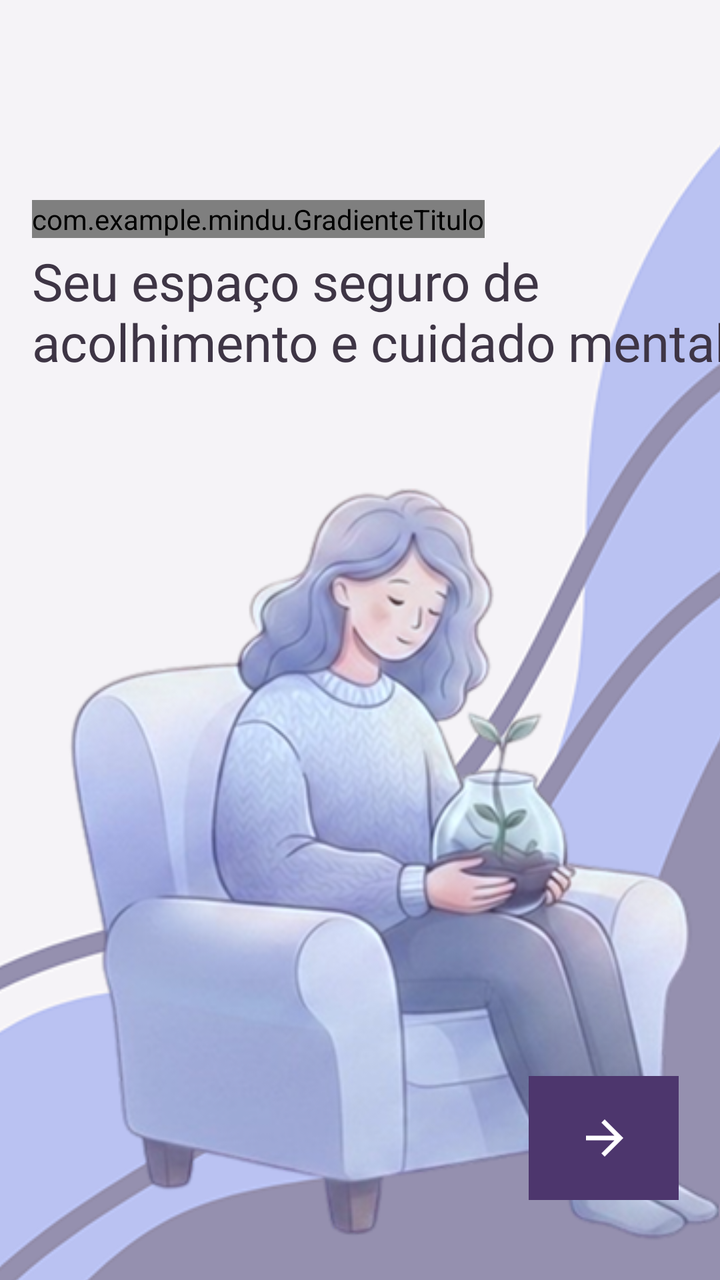
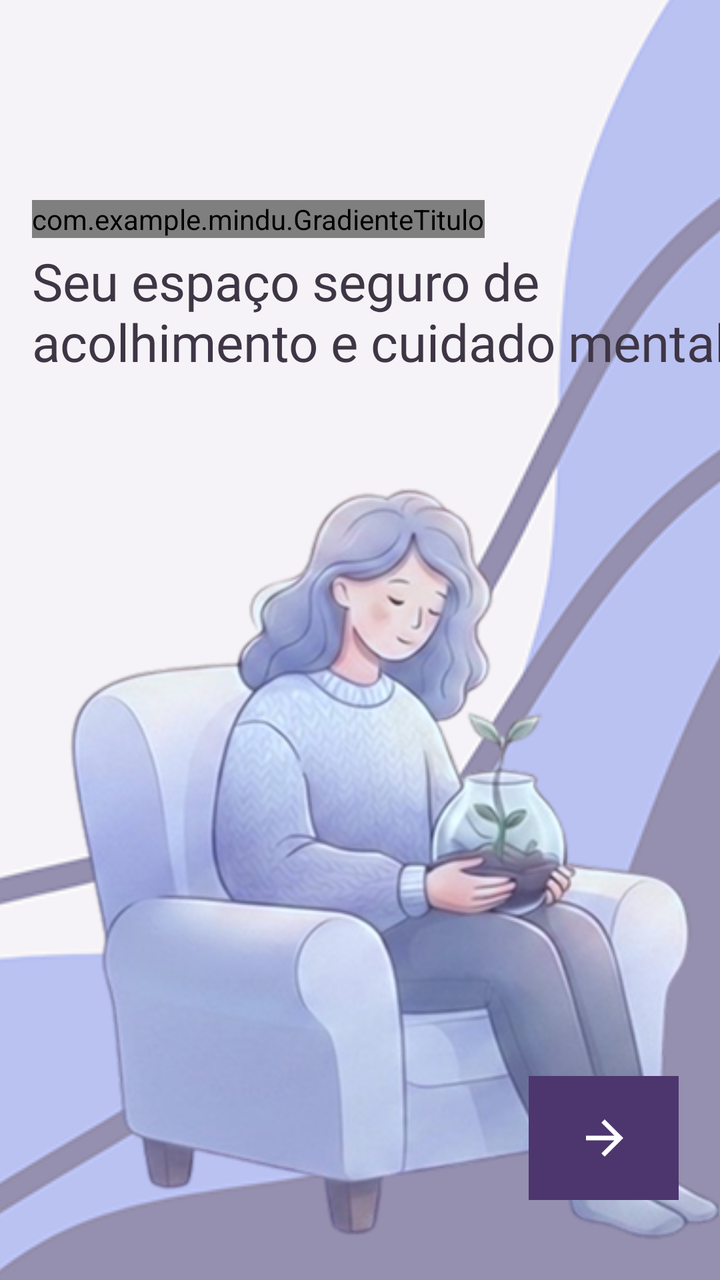

An Android layout rendered at two revisions. The XML below is the earlier revision; the diff shows what the commit changed to produce the second picture.
<!-- AndroidManifest.xml: application theme Theme.MindU -->
<!-- res/layout/activity_tela_inicio.xml -->
<?xml version="1.0" encoding="utf-8"?>
<androidx.constraintlayout.widget.ConstraintLayout xmlns:android="http://schemas.android.com/apk/res/android"
    xmlns:app="http://schemas.android.com/apk/res-auto"
    xmlns:tools="http://schemas.android.com/tools"
    android:id="@+id/main"
    android:layout_width="match_parent"
    android:layout_height="match_parent"
    android:background="#F3F1F5"
    android:pointerIcon="none"
    tools:context=".TelaInicio">


    <ImageView
        android:id="@+id/imageView2"
        android:layout_width="564dp"
        android:layout_height="916dp"
        android:scaleType="centerCrop"
        app:layout_constraintBottom_toBottomOf="parent"
        app:layout_constraintEnd_toEndOf="parent"
        app:layout_constraintHorizontal_bias="0.818"
        app:layout_constraintStart_toStartOf="parent"
        app:layout_constraintTop_toTopOf="parent"
        app:layout_constraintVertical_bias="1.0"
        app:srcCompat="@drawable/nova_cole__o_story_do_instagram_bege_marrom_6" />

    <ImageView
        android:id="@+id/imageView3"
        android:layout_width="360dp"
        android:layout_height="423dp"
        app:layout_constraintBottom_toBottomOf="parent"
        app:layout_constraintEnd_toEndOf="parent"
        app:layout_constraintHorizontal_bias="0.238"
        app:layout_constraintStart_toStartOf="parent"
        app:layout_constraintTop_toBottomOf="@+id/textView2"
        app:layout_constraintVertical_bias="0.298"
        app:srcCompat="@drawable/gemini_generated_image_540zhb540zhb540z_removebg_preview_1" />


    <com.example.mindu.GradienteTitulo
        android:id="@+id/titulo"
        android:layout_width="wrap_content"
        android:layout_height="wrap_content"
        android:layout_marginStart="16dp"
        android:layout_marginTop="100dp"
        android:fontFamily="@font/lora_bold"
        android:text="MindU"
        android:textSize="64sp"
        app:layout_constraintStart_toStartOf="parent"
        app:layout_constraintTop_toTopOf="parent" />

    <TextView
        android:id="@+id/textView2"
        android:layout_width="383dp"
        android:layout_height="99dp"
        android:layout_marginTop="4dp"
        android:layout_marginEnd="32dp"
        android:fontFamily="@font/plus_jakarta_sans_light"
        android:text="Seu espaço seguro de acolhimento e cuidado mental."
        android:textColor="#3E3545"
        android:textSize="26sp"
        app:layout_constraintEnd_toEndOf="parent"
        app:layout_constraintHorizontal_bias="0.0"
        app:layout_constraintStart_toStartOf="@+id/titulo"
        app:layout_constraintTop_toBottomOf="@+id/titulo" />

    <Button
        android:id="@+id/btnProx"
        android:layout_width="75dp"
        android:layout_height="70dp"
        android:layout_marginBottom="36dp"
        android:backgroundTint="#4d366d"
        android:isScrollContainer="false"
        android:pointerIcon="none"
        app:cornerRadius="@android:dimen/config_shapeCornerRadiusMedium"
        app:icon="@drawable/baseline_arrow_forward_24"
        app:iconGravity="start"
        app:iconSize="28dp"
        app:iconTintMode="multiply"
        app:layout_constraintBottom_toBottomOf="parent"
        app:layout_constraintEnd_toEndOf="parent"
        app:layout_constraintHorizontal_bias="0.928"
        app:layout_constraintStart_toStartOf="parent" />

</androidx.constraintlayout.widget.ConstraintLayout>
<!-- resources referenced by this layout -->
<resources>
  <!-- drawable baseline_arrow_forward_24 (drawable) -->
  <vector xmlns:android="http://schemas.android.com/apk/res/android" android:autoMirrored="true" android:height="24dp" android:tint="#F5F3F7" android:viewportHeight="24" android:viewportWidth="24" android:width="24dp">
        
      <path android:fillColor="@android:color/white" android:pathData="M12,4l-1.41,1.41L16.17,11H4v2h12.17l-5.58,5.59L12,20l8,-8z"/>
      
  </vector>
  <!-- drawable gemini_generated_image_540zhb540zhb540z_removebg_preview_1: png bitmap (drawable, 150226 bytes) -->
  <!-- drawable nova_cole__o_story_do_instagram_bege_marrom_6: png bitmap (drawable, 50002 bytes) -->
  <style name="Theme.MindU" parent="Base.Theme.MindU" />
  <style name="Base.Theme.MindU" parent="Theme.Material3.DayNight.NoActionBar">
          
          
      </style>
</resources>

<!-- the commit's change to res/layout/activity_tela_inicio.xml (unified diff, before → after) -->
@@ -12,12 +12,12 @@
 
     <ImageView
         android:id="@+id/imageView2"
-        android:layout_width="564dp"
-        android:layout_height="916dp"
+        android:layout_width="686dp"
+        android:layout_height="1084dp"
         android:scaleType="centerCrop"
         app:layout_constraintBottom_toBottomOf="parent"
         app:layout_constraintEnd_toEndOf="parent"
-        app:layout_constraintHorizontal_bias="0.818"
+        app:layout_constraintHorizontal_bias="0.858"
         app:layout_constraintStart_toStartOf="parent"
         app:layout_constraintTop_toTopOf="parent"
         app:layout_constraintVertical_bias="1.0"
